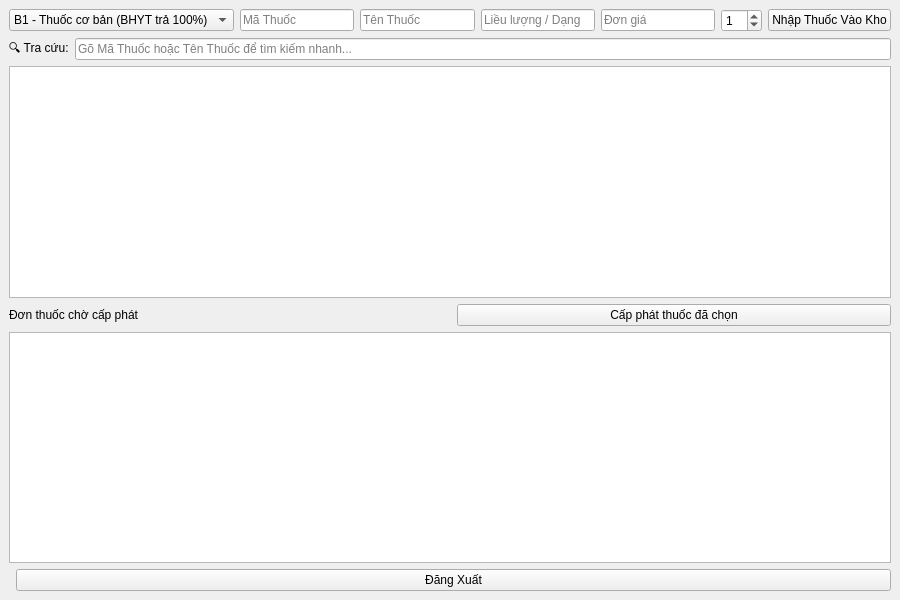
Above: src/ui/InventoryMenu.ui from prestonwanttorevenge/PBL2 before the change. Below: the same form after it.
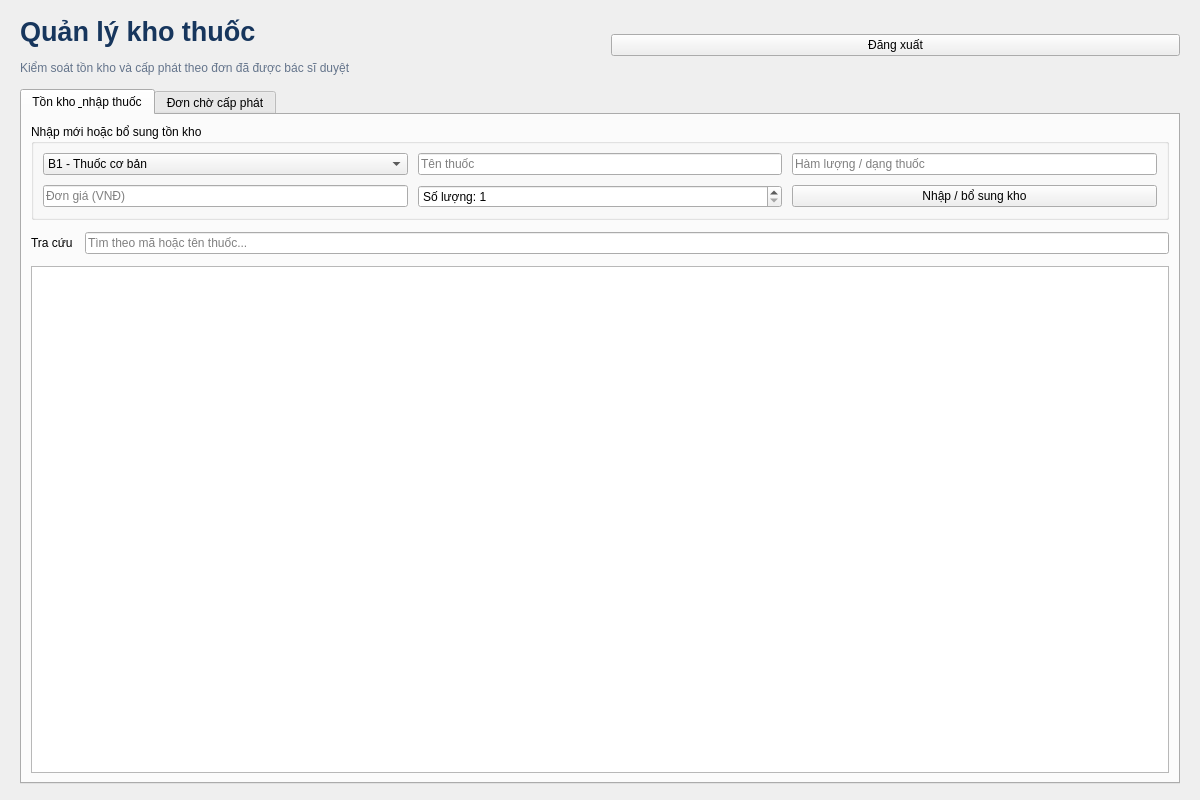
That is the form after the change.

Patch:
```diff
--- a/src/ui/InventoryMenu.ui
+++ b/src/ui/InventoryMenu.ui
@@ -2,61 +2,53 @@
 <ui version="4.0">
  <class>InventoryMenu</class>
  <widget class="QMainWindow" name="InventoryMenu">
-  <property name="geometry"><rect><x>0</x><y>0</y><width>900</width><height>600</height></rect></property>
-  <property name="windowTitle"><string>Quản Lý Kho Thuốc - Inventory Menu</string></property>
+  <property name="geometry"><rect><x>0</x><y>0</y><width>1200</width><height>800</height></rect></property>
+  <property name="minimumSize"><size><width>1000</width><height>650</height></size></property>
+  <property name="windowTitle"><string>Dược | Quản lý kho thuốc</string></property>
   <widget class="QWidget" name="centralwidget">
    <layout class="QVBoxLayout" name="verticalLayoutMain">
+    <property name="leftMargin"><number>20</number></property><property name="topMargin"><number>16</number></property><property name="rightMargin"><number>20</number></property><property name="bottomMargin"><number>16</number></property><property name="spacing"><number>14</number></property>
     <item>
-     <layout class="QHBoxLayout" name="horizontalLayoutInputs">
-      <!-- MỚI: Thêm cbMedPrefix để chọn nhóm thuốc BHYT -->
-      <item><widget class="QComboBox" name="cbMedPrefix">
-        <item><property name="text"><string>B1 - Thuốc cơ bản (BHYT trả 100%)</string></property></item>
-        <item><property name="text"><string>B2 - Thuốc đặc trị (BHYT trả 50%)</string></property></item>
-        <item><property name="text"><string>B3 - Thuốc khác (BHYT trả 80%)</string></property></item>
-        <item><property name="text"><string>DV - Thuốc ngoài danh mục BHYT</string></property></item>
-      </widget></item>
-      
-      <!-- Giữ lại ô txtMedId chỉ để bấm xóa/cập nhật -->
-      <item><widget class="QLineEdit" name="txtMedId">
-         <property name="placeholderText"><string>Mã Thuốc</string></property>
-         <property name="readOnly"><bool>true</bool></property>
-      </widget></item>
-      
-      <item><widget class="QLineEdit" name="txtMedName"><property name="placeholderText"><string>Tên Thuốc</string></property></widget></item>
-      <item><widget class="QLineEdit" name="txtDosage"><property name="placeholderText"><string>Liều lượng / Dạng</string></property></widget></item>
-      <item><widget class="QLineEdit" name="txtPrice"><property name="placeholderText"><string>Đơn giá</string></property></widget></item>
-      <item><widget class="QSpinBox" name="spinBoxQty"><property name="value"><number>1</number></property></widget></item>
-      <item><widget class="QPushButton" name="btnImportMedicine"><property name="text"><string>Nhập Thuốc Vào Kho</string></property></widget></item>
+     <layout class="QHBoxLayout" name="layoutHeader">
+      <item><layout class="QVBoxLayout" name="layoutHeaderTitle"><item><widget class="QLabel" name="lblPageTitle"><property name="text"><string>Quản lý kho thuốc</string></property><property name="styleSheet"><string>font-size: 20pt; font-weight: 700; color: #17365d;</string></property></widget></item><item><widget class="QLabel" name="lblPageSubtitle"><property name="text"><string>Kiểm soát tồn kho và cấp phát theo đơn đã được bác sĩ duyệt</string></property><property name="styleSheet"><string>color: #64748b;</string></property></widget></item></layout></item>
+      <item><spacer name="headerSpacer"><property name="orientation"><enum>Qt::Horizontal</enum></property></spacer></item>
+      <item><widget class="QPushButton" name="btnLogout"><property name="text"><string>Đăng xuất</string></property></widget></item>
      </layout>
     </item>
-    
     <item>
-     <layout class="QHBoxLayout" name="horizontalLayoutSearch">
-      <item><widget class="QLabel" name="lblSearchIcon"><property name="text"><string>🔍 Tra cứu:</string></property></widget></item>
-      <item><widget class="QLineEdit" name="txtSearchMed"><property name="placeholderText"><string>Gõ Mã Thuốc hoặc Tên Thuốc để tìm kiếm nhanh...</string></property></widget></item>
-     </layout>
-    </item>
-    
-    <item><widget class="QTableWidget" name="tableMedicines" /></item>
-    <item>
-     <layout class="QHBoxLayout" name="horizontalLayoutPrescriptionQueue">
-      <item><widget class="QLabel" name="lblPrescriptionQueue">
-       <property name="text"><string>Đơn thuốc chờ cấp phát</string></property>
-      </widget></item>
-      <item><spacer name="horizontalSpacerPrescription">
-       <property name="orientation"><enum>Qt::Horizontal</enum></property>
-      </spacer></item>
-      <item><widget class="QPushButton" name="btnDispensePrescription">
-       <property name="text"><string>Cấp phát thuốc đã chọn</string></property>
-      </widget></item>
-     </layout>
-    </item>
-    <item><widget class="QTableWidget" name="tablePendingPrescriptions" /></item>
-    <item>
-     <layout class="QHBoxLayout" name="horizontalLayoutBottom">
-      <item><spacer name="horizontalSpacer"><property name="orientation"><enum>Qt::Horizontal</enum></property></spacer></item>
-      <item><widget class="QPushButton" name="btnLogout"><property name="text"><string>Đăng Xuất</string></property></widget></item>
-     </layout>
+     <widget class="QTabWidget" name="tabInventory">
+      <property name="currentIndex"><number>0</number></property>
+      <widget class="QWidget" name="tabStock">
+       <attribute name="title"><string>Tồn kho &amp; nhập thuốc</string></attribute>
+       <layout class="QVBoxLayout" name="layoutStock"><property name="spacing"><number>12</number></property>
+        <item>
+         <widget class="QGroupBox" name="groupImportMedicine">
+          <property name="title"><string>Nhập mới hoặc bổ sung tồn kho</string></property>
+          <layout class="QGridLayout" name="gridLayoutInputs"><property name="horizontalSpacing"><number>10</number></property><property name="verticalSpacing"><number>10</number></property>
+           <item row="0" column="0"><widget class="QComboBox" name="cbMedPrefix"><item><property name="text"><string>B1 - Thuốc cơ bản</string></property></item><item><property name="text"><string>B2 - Thuốc đặc trị</string></property></item><item><property name="text"><string>B3 - Thuốc khác</string></property></item><item><property name="text"><string>DV - Ngoài BHYT</string></property></item></widget></item>
+           <item row="0" column="1"><widget class="QLineEdit" name="txtMedName"><property name="placeholderText"><string>Tên thuốc</string></property></widget></item>
+           <item row="0" column="2"><widget class="QLineEdit" name="txtDosage"><property name="placeholderText"><string>Hàm lượng / dạng thuốc</string></property></widget></item>
+           <item row="1" column="0"><widget class="QLineEdit" name="txtPrice"><property name="placeholderText"><string>Đơn giá (VNĐ)</string></property></widget></item>
+           <item row="1" column="1"><widget class="QSpinBox" name="spinBoxQty"><property name="minimum"><number>1</number></property><property name="value"><number>1</number></property><property name="prefix"><string>Số lượng: </string></property></widget></item>
+           <item row="1" column="2"><widget class="QPushButton" name="btnImportMedicine"><property name="text"><string>Nhập / bổ sung kho</string></property></widget></item>
+          </layout>
+         </widget>
+        </item>
+        <item>
+         <layout class="QHBoxLayout" name="layoutSearch"><item><widget class="QLabel" name="lblSearchIcon"><property name="text"><string>Tra cứu</string></property></widget></item><item><widget class="QLineEdit" name="txtSearchMed"><property name="placeholderText"><string>Tìm theo mã hoặc tên thuốc...</string></property></widget></item></layout>
+        </item>
+        <item><widget class="QTableWidget" name="tableMedicines"><property name="alternatingRowColors"><bool>true</bool></property><property name="selectionBehavior"><enum>QAbstractItemView::SelectRows</enum></property><property name="editTriggers"><set>QAbstractItemView::NoEditTriggers</set></property></widget></item>
+       </layout>
+      </widget>
+      <widget class="QWidget" name="tabDispense">
+       <attribute name="title"><string>Đơn chờ cấp phát</string></attribute>
+       <layout class="QVBoxLayout" name="layoutDispense"><property name="spacing"><number>12</number></property>
+        <item><widget class="QLabel" name="lblPrescriptionQueue"><property name="text"><string>Chỉ xác nhận cấp phát sau khi kiểm tra đúng bệnh nhân, thuốc và số lượng.</string></property><property name="wordWrap"><bool>true</bool></property><property name="styleSheet"><string>color: #64748b;</string></property></widget></item>
+        <item><widget class="QTableWidget" name="tablePendingPrescriptions"><property name="alternatingRowColors"><bool>true</bool></property><property name="selectionBehavior"><enum>QAbstractItemView::SelectRows</enum></property><property name="editTriggers"><set>QAbstractItemView::NoEditTriggers</set></property></widget></item>
+        <item><widget class="QPushButton" name="btnDispensePrescription"><property name="text"><string>Xác nhận cấp phát đơn đang chọn</string></property><property name="minimumHeight"><number>42</number></property></widget></item>
+       </layout>
+      </widget>
+     </widget>
     </item>
    </layout>
   </widget>
```
Left out of the diff: 4 changed lines with no effect on the pictures.
